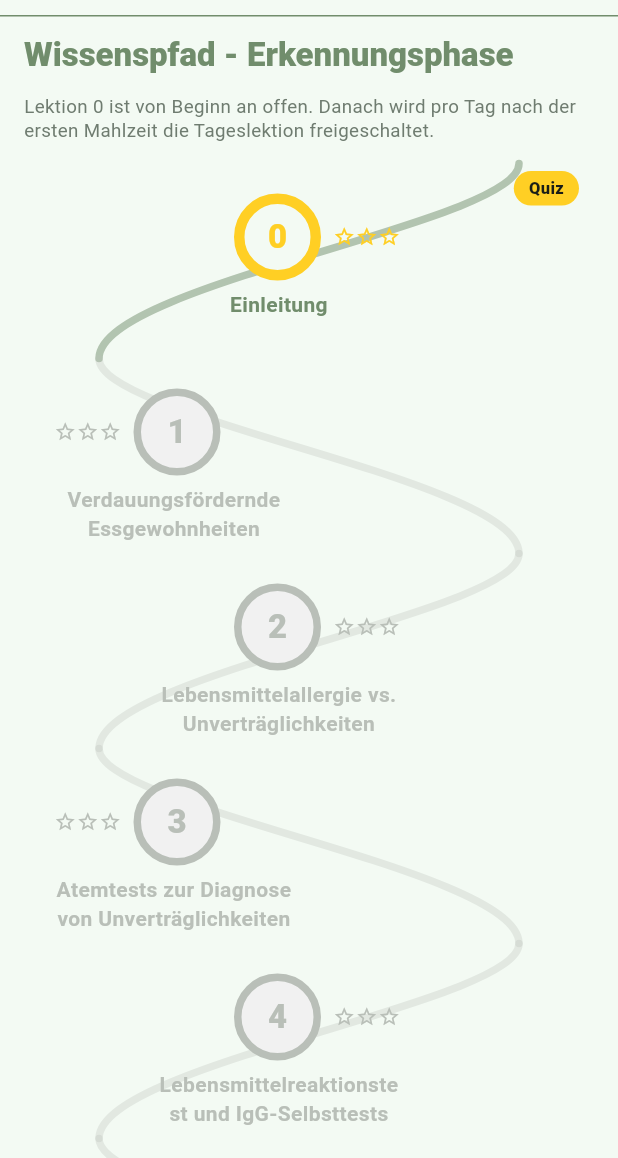
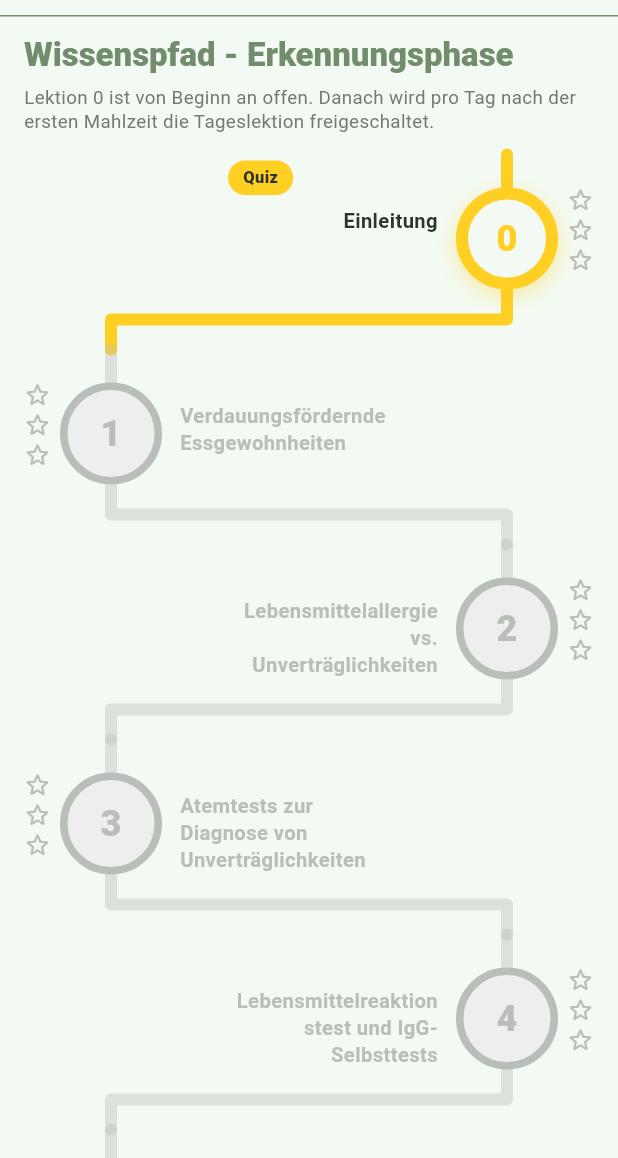
Before and after one commit to annastache/DGS-Project-Prototype, a Flutter app: the KnowledgePathScreen widget shown alone on an empty page, opened directly, on a phone screen of 412 x 824 dp, the part 78-1236 px from its top. Run offline on Flutter 3.47's test engine with Material 3 defaults, Android fonts, the phone set to English and light mode, and no system bars; missing offline and left inert: timed_widget.

Commit message:
new design for knowledge path

```diff
--- a/lib/screens/knowledge_path_screen.dart
+++ b/lib/screens/knowledge_path_screen.dart
@@ -5,6 +5,13 @@ import '../core/mock_data.dart';
 import '../state/app_state.dart';
 import '../widgets/top_brand_header.dart';
 import 'lesson_detail_screen.dart';
+
+Color _nodeColor(int lessonIndex, bool unlocked) {
+  if (!unlocked) return AppColors.muted;
+  if (lessonIndex <= 4) return AppColors.accentYellow;
+  if (lessonIndex <= 9) return AppColors.primary;
+  return AppColors.accentBlue;
+}
 
 class KnowledgePathScreen extends StatefulWidget {
   const KnowledgePathScreen({super.key});
@@ -19,14 +26,10 @@ class _KnowledgePathScreenState extends State<KnowledgePathScreen> {
   @override
   void didChangeDependencies() {
     super.didChangeDependencies();
-
     if (!_markedSeen) {
       _markedSeen = true;
-
       WidgetsBinding.instance.addPostFrameCallback((_) {
-        if (mounted) {
-          AppStateScope.of(context).markKnowledgeHintSeen();
-        }
+        if (mounted) AppStateScope.of(context).markKnowledgeHintSeen();
       });
     }
   }
@@ -40,12 +43,7 @@ class _KnowledgePathScreenState extends State<KnowledgePathScreen> {
       child: Column(
         children: [
           const TopBrandHeader(),
-
-          const Divider(
-            height: 1,
-            color: AppColors.primary,
-          ),
-
+          const Divider(height: 1, color: AppColors.primary),
           Padding(
             padding: const EdgeInsets.fromLTRB(16, 12, 16, 6),
             child: Column(
@@ -56,61 +54,41 @@ class _KnowledgePathScreenState extends State<KnowledgePathScreen> {
                   style: Theme.of(context)
                       .textTheme
                       .titleLarge
-                      ?.copyWith(
-                        color: AppColors.primary,
+                      ?.copyWith(color: AppColors.primary),
                 ),
-                ),
-
-                const SizedBox(height: 12),
-
+                const SizedBox(height: 6),
                 const Text(
                   'Lektion 0 ist von Beginn an offen. Danach wird pro Tag nach der ersten Mahlzeit die Tageslektion freigeschaltet.',
                   style: TextStyle(
-                    fontSize: 12.5,
-                    color: AppColors.textSoft,
-                    height: 1.3,
-                  ),
+                      fontSize: 12.5, color: AppColors.textSoft, height: 1.3),
                 ),
               ],
             ),
           ),
-
           Expanded(
             child: ListView.builder(
-              padding: const EdgeInsets.fromLTRB(16, 8, 16, 112),
+              padding: const EdgeInsets.fromLTRB(0, 8, 0, 112),
               itemCount: demoLessons.length,
               itemBuilder: (context, index) {
                 final lesson = demoLessons[index];
-
-                final unlocked =
-                    controller.isLessonUnlocked(lesson.index);
+                final unlocked = controller.isLessonUnlocked(lesson.index);
+                final isLast = lesson.index == demoLessons.length - 1;
 
                 return _PathNode(
                   lessonIndex: lesson.index,
                   title: lesson.title,
                   unlocked: unlocked,
-                  isCurrent:
-                      lesson.index ==
-                      controller.unlockedLessonIndex,
-                  quizAvailable:
-                      controller.isQuizAvailable(
-                    lesson.index,
-                  ),
-                  stars:
-                      controller.starsForLesson(
-                    lesson.index,
-                  ),
+                  isCurrent: lesson.index == controller.unlockedLessonIndex,
+                  quizAvailable: controller.isQuizAvailable(lesson.index),
+                  stars: controller.starsForLesson(lesson.index),
+                  isLast: isLast,
                   onTap: unlocked
-                      ? () {
-                          Navigator.of(context).push(
+                      ? () => Navigator.of(context).push(
                             MaterialPageRoute<void>(
                               builder: (_) =>
-                                  LessonDetailScreen(
-                                lesson: lesson,
+                                  LessonDetailScreen(lesson: lesson),
                             ),
-                            ),
-                          );
-                        }
+                          )
                       : null,
                 );
               },
@@ -122,7 +100,6 @@ class _KnowledgePathScreenState extends State<KnowledgePathScreen> {
   }
 }
 
-
 class _PathNode extends StatelessWidget {
   const _PathNode({
     required this.lessonIndex,
@@ -131,6 +108,7 @@ class _PathNode extends StatelessWidget {
     required this.isCurrent,
     required this.quizAvailable,
     required this.stars,
+    required this.isLast,
     required this.onTap,
   });
 
@@ -140,161 +118,127 @@ class _PathNode extends StatelessWidget {
   final bool isCurrent;
   final bool quizAvailable;
   final int stars;
+  final bool isLast;
   final VoidCallback? onTap;
 
+  // Ungerade = Circle rechts, gerade = Circle links (wie im Mockup)
+  bool get _circleOnRight => lessonIndex.isEven;
 
   @override
   Widget build(BuildContext context) {
+    final color = _nodeColor(lessonIndex, unlocked);
+    final pathColor = unlocked
+        ? _nodeColor(lessonIndex, true)
+        : AppColors.muted.withValues(alpha: 0.4);
 
-    final color = lessonIndex == 0
-        ? AppColors.accentYellow
-        : unlocked
-            ? AppColors.primary
-            : AppColors.muted;
+    // Breite des Screens für relative Positionierung
+    final screenWidth = MediaQuery.of(context).size.width;
 
-    final isLeft = lessonIndex.isOdd;
+    const double circleD = 68.0;
+    const double circleR = circleD / 2;
+    const double edgeMargin = 40.0;   // Abstand Circle-Rand zum Screen-Rand
+    const double starsW = 20.0;       // Breite der vertikalen Sterne (Icon-Größe)
+    const double starsGap = 5.0;     // gleicher Abstand Circle ↔ Sterne auf beiden Seiten
 
-    return InkWell(
+    // Circle-Mittelpunkt: nah am Rand
+    final double circleCx = _circleOnRight
+        ? screenWidth - edgeMargin - circleR
+        : edgeMargin + circleR;
+    final double circleLeft = circleCx - circleR;
+
+    // Text auf der gegenüberliegenden Seite
+    const double textWidth = 140.0;
+    final double textLeft = _circleOnRight
+        ? circleCx - circleR - textWidth - 12
+        : circleCx + circleR + 12;
+
+    // Sterne: gleicher Abstand zum Circle auf beiden Seiten, Breite berücksichtigt
+    final double starsLeft = _circleOnRight
+        ? circleCx + circleR + starsGap          // rechter Circle → Sterne rechts davon
+        : circleCx - circleR - starsGap - starsW; // linker Circle → Sterne links davon
+
+    return GestureDetector(
       onTap: onTap,
-      borderRadius: BorderRadius.circular(18),
-
       child: SizedBox(
         height: 130,
-
         child: Stack(
+          clipBehavior: Clip.none,
           children: [
-
+            // Verbindungspfad
+            if (!isLast)
               Positioned.fill(
                 child: CustomPaint(
                   painter: _RoadPainter(
-                  leftSide: isLeft,
-                  active: unlocked,
+                    circleOnRight: _circleOnRight,
+                    pathColor: pathColor,
+                    screenWidth: screenWidth,
                   ),
                 ),
               ),
 
-
+            // Circle
             Positioned(
-              left: isLeft ? 20 : 140,
-              top: 20,
-
-              child: Row(
-                mainAxisSize: MainAxisSize.min,
-
-                children: [
-
-                  if (isLeft)
-                    Padding(
-                      padding:
-                          const EdgeInsets.only(right: 8),
-                      child: _Stars(
-                        stars: stars,
+              left: circleLeft,
+              top: 22,
+              child: _NodeCircle(
+                lessonIndex: lessonIndex,
+                color: color,
+                isCurrent: isCurrent,
                 unlocked: unlocked,
+                size: circleD,
               ),
             ),
 
-
-                  Container(
-                    width: 58,
-                    height: 58,
-
-                    decoration: BoxDecoration(
-                      shape: BoxShape.circle,
-
-                      color: unlocked
-                          ? AppColors.background
-                          : const Color(0xFFF1F1F1),
-
-                      border: Border.all(
-                        color: color,
-                        width: isCurrent ? 7 : 5,
-                      ),
+            // Sterne — schräg außen oben neben dem Circle (gegenüber dem Text)
+            Positioned(
+              left: starsLeft,
+              top: 20,
+              child: _Stars(stars: stars, color: color),
             ),
 
-                    child: Center(
+            // Titel — auf der gegenüberliegenden Seite des Circles
+            Positioned(
+              left: textLeft,
+              top: 36,
+              width: textWidth,
               child: Text(
-                        '$lessonIndex',
-
+                title,
+                textAlign:
+                    _circleOnRight ? TextAlign.right : TextAlign.left,
+                maxLines: 3,
+                overflow: TextOverflow.ellipsis,
                 style: TextStyle(
-                          fontSize: 22,
-                          fontWeight:
-                              FontWeight.w900,
-                          color: color,
-                        ),
+                  fontSize: 13.5,
+                  fontWeight: FontWeight.w700,
+                  color: unlocked ? AppColors.text : AppColors.muted,
+                  height: 1.3,
                 ),
               ),
             ),
 
-
-                  if (!isLeft)
-                    Padding(
-                      padding:
-                          const EdgeInsets.only(left: 8),
-
-                      child: _Stars(
-                        stars: stars,
-                        unlocked: unlocked,
+            // Quiz-Badge — über dem Titel
+            if (quizAvailable && unlocked)
+              Positioned(
+                left: _circleOnRight ? textLeft : null,
+                right: _circleOnRight
+                    ? null
+                    : screenWidth - textLeft - textWidth,
+                top: 4,
+                child: Container(
+                  padding: const EdgeInsets.symmetric(
+                      horizontal: 10, vertical: 4),
+                  decoration: BoxDecoration(
+                    color: color,
+                    borderRadius: BorderRadius.circular(20),
                   ),
-                    ),
-                ],
-              ),
-            ),
-
-
-            Positioned(
-              left: isLeft ? 20 : 90,
-              top: 85,
-              width: 160,
-
                   child: Text(
-                title,
-
-                textAlign: TextAlign.center,
-
-                maxLines: 2,
-                overflow:
-                    TextOverflow.ellipsis,
-
-                style: TextStyle(
-                  fontSize: 14,
-                  fontWeight:
-                      FontWeight.w700,
-
-                  color: unlocked
-                      ? AppColors.primary
-                      : AppColors.muted,
-                ),
-              ),
-            ),
-
-
-            if (quizAvailable && unlocked)
-
-              Positioned(
-                top: 5,
-                right: 10,
-
-                child: Container(
-                  padding:
-                      const EdgeInsets.symmetric(
-                    horizontal: 10,
-                    vertical: 4,
-                  ),
-
-                  decoration: BoxDecoration(
-                    color:
-                        AppColors.accentYellow,
-
-                    borderRadius:
-                        BorderRadius.circular(20),
-                  ),
-
-                  child: const Text(
                     'Quiz',
                     style: TextStyle(
                       fontSize: 11,
-                      fontWeight:
-                          FontWeight.w800,
+                      fontWeight: FontWeight.w800,
+                      color: color == AppColors.accentYellow
+                          ? AppColors.text
+                          : Colors.white,
                     ),
                   ),
                 ),
@@ -306,112 +250,120 @@ class _PathNode extends StatelessWidget {
   }
 }
 
-
-
-class _Stars extends StatelessWidget {
-
-  const _Stars({
-    required this.stars,
+class _NodeCircle extends StatelessWidget {
+  const _NodeCircle({
+    required this.lessonIndex,
+    required this.color,
+    required this.isCurrent,
     required this.unlocked,
+    required this.size,
   });
 
-
-  final int stars;
+  final int lessonIndex;
+  final Color color;
+  final bool isCurrent;
   final bool unlocked;
-
+  final double size;
 
   @override
   Widget build(BuildContext context) {
+    return Container(
+      width: size,
+      height: size,
+      decoration: BoxDecoration(
+        shape: BoxShape.circle,
+        color: unlocked ? AppColors.background : const Color(0xFFEEEEEE),
+        border: Border.all(color: color, width: isCurrent ? 8 : 5),
+        boxShadow: unlocked
+            ? [
+                BoxShadow(
+                  color: color.withValues(alpha: 0.4),
+                  blurRadius: 12,
+                  offset: const Offset(0, 4),
+                ),
+              ]
+            : null,
+      ),
+      child: Center(
+        child: Text(
+          '$lessonIndex',
+          style: TextStyle(
+            fontSize: 24,
+            fontWeight: FontWeight.w900,
+            color: color,
+          ),
+        ),
+      ),
+    );
+  }
+}
 
-    return Row(
+class _Stars extends StatelessWidget {
+  const _Stars({required this.stars, required this.color});
+
+  final int stars;
+  final Color color;
+
+  @override
+  Widget build(BuildContext context) {
+    return Column(
       mainAxisSize: MainAxisSize.min,
-
-      children:
-          List.generate(3, (index) {
-
-        final filled =
-            index < stars;
-
+      children: List.generate(3, (index) {
+        final filled = index < stars;
         return Icon(
-          filled
-              ? Icons.star
-              : Icons.star_border,
-
-          size: 15,
-
-          color: unlocked
-              ? AppColors.accentYellow
-              : AppColors.muted,
+          filled ? Icons.star_rounded : Icons.star_outline_rounded,
+          size: 20,
+          color: filled ? color : AppColors.muted,
         );
       }),
     );
   }
 }
 
-
-
 class _RoadPainter extends CustomPainter {
-
   const _RoadPainter({
-    required this.leftSide,
-    required this.active,
+    required this.circleOnRight,
+    required this.pathColor,
+    required this.screenWidth,
   });
 
-
-  final bool leftSide;
-  final bool active;
-
+  final bool circleOnRight;
+  final Color pathColor;
+  final double screenWidth;
 
   @override
-  void paint(
-    Canvas canvas,
-    Size size,
-  ) {
+  void paint(Canvas canvas, Size size) {
+    final paint = Paint()
+      ..color = pathColor
+      ..strokeWidth = 8
+      ..style = PaintingStyle.stroke
+      ..strokeCap = StrokeCap.round
+      ..strokeJoin = StrokeJoin.round;
 
-    final paint = Paint()
-
-      ..color = active
-          ? AppColors.primary.withValues(alpha: 0.5)
-          : AppColors.muted.withValues(alpha: 0.3)
-
-      ..strokeWidth = 5
-
-      ..style =
-          PaintingStyle.stroke
-
-      ..strokeCap =
-          StrokeCap.round;
-
+    final double circleR = 34.0;
+    final double edgeMargin = 40.0;
+    final double x1 = circleOnRight
+        ? screenWidth - edgeMargin - circleR
+        : edgeMargin + circleR;
+    final double x2 = circleOnRight
+        ? edgeMargin + circleR
+        : screenWidth - edgeMargin - circleR;
+    // Pfad startet an Unterkante des aktuellen Circles
+    // und endet bei y=0 des nächsten Nodes (= Oberkante des nächsten Circles bei top:22)
+    // Wir zeichnen von 0 bis size.height damit der Pfad lückenlos verbindet
+    final double circleBottom = 22 + 68.0;
+    final double midY = circleBottom + (size.height - circleBottom) * 0.5;
 
     final path = Path();
-
-
-    final double x1 =
-      leftSide ? 50.0 : size.width - 50.0;
-
-    final double x2 =
-      leftSide ? size.width - 50.0 : 50.0;
-
-
-    path.moveTo(x1, 0);
-
-    path.cubicTo(
-      x1,
-      40,
-      x2,
-      80,
-      x2,
-      size.height,
-    );
-
-
-    canvas.drawPath(
-      path,
-      paint,
-    );
+    path.moveTo(x1, 0);             // startet am Anfang des Nodes (= Unterkante vorheriger Circle)
+    path.lineTo(x1, circleBottom);  // senkrecht zur Unterkante des Circles
+    path.lineTo(x1, midY);          // weiter runter zur Mitte
+    path.lineTo(x2, midY);          // waagerecht rüber
+    path.lineTo(x2, size.height);   // senkrecht zum Ende des Nodes
+    canvas.drawPath(path, paint);
   }
 
-
   @override
-  bool shouldRepaint(_) => false;
+  bool shouldRepaint(_RoadPainter old) =>
+      old.pathColor != pathColor || old.circleOnRight != circleOnRight;
 }
```
Lines whose indentation alone changed are shown as unchanged.
